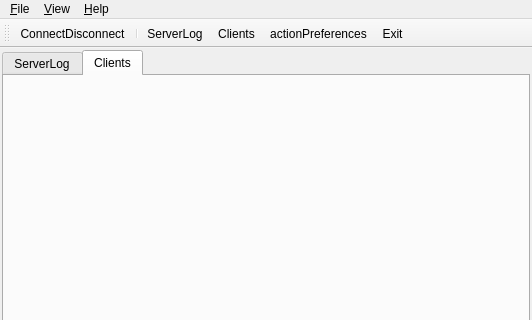
geogeo28/mycrawler-alpha, file src/MyCrawler/MyCrawlerServer/ServerMainWindow.ui: the form before one commit; both pictures show x 0 to 532 and y 0 to 320 of the 532 by 478 pixel window.
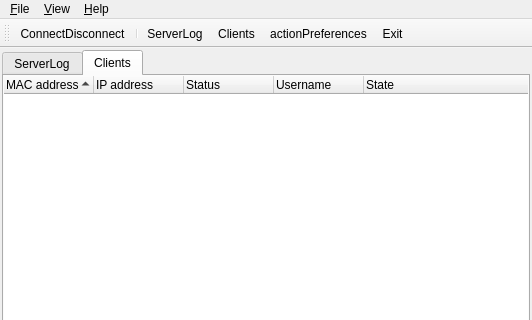
The form after the commit. The open tabs and pages were chosen to show the change. Icons and pictures are not drawn. Custom widgets are drawn as their Qt base class.

Commit message: / Changed GUI of MyCrawlerServer (added a QTreeWidget to represent the list of clients). / Fixed a bug in MyCrawlerServer. The proxy was not properly set. + Added a component CNetworkInfo (a class which represents network information and contains a MAC address, an IP, a Broadcast, a Netmask...). The class was not tested yet !

Patch:
```diff
--- a/src/MyCrawler/MyCrawlerServer/ServerMainWindow.ui
+++ b/src/MyCrawler/MyCrawlerServer/ServerMainWindow.ui
@@ -62,6 +62,55 @@
        <attribute name="title">
         <string>Clients</string>
        </attribute>
+       <layout class="QVBoxLayout" name="verticalLayout_3">
+        <property name="margin">
+         <number>0</number>
+        </property>
+        <item>
+         <widget class="QTreeWidget" name="treeWidgetClients">
+          <property name="frameShape">
+           <enum>QFrame::NoFrame</enum>
+          </property>
+          <property name="sortingEnabled">
+           <bool>true</bool>
+          </property>
+          <property name="animated">
+           <bool>true</bool>
+          </property>
+          <attribute name="headerDefaultSectionSize">
+           <number>90</number>
+          </attribute>
+          <attribute name="headerDefaultSectionSize">
+           <number>90</number>
+          </attribute>
+          <column>
+           <property name="text">
+            <string>MAC address</string>
+           </property>
+          </column>
+          <column>
+           <property name="text">
+            <string>IP address</string>
+           </property>
+          </column>
+          <column>
+           <property name="text">
+            <string>Status</string>
+           </property>
+          </column>
+          <column>
+           <property name="text">
+            <string>Username</string>
+           </property>
+          </column>
+          <column>
+           <property name="text">
+            <string>State</string>
+           </property>
+          </column>
+         </widget>
+        </item>
+       </layout>
       </widget>
      </widget>
     </item>
```
Left out of the diff: 5 changed lines with no effect on the pictures. The commit also changes 7 other files.
